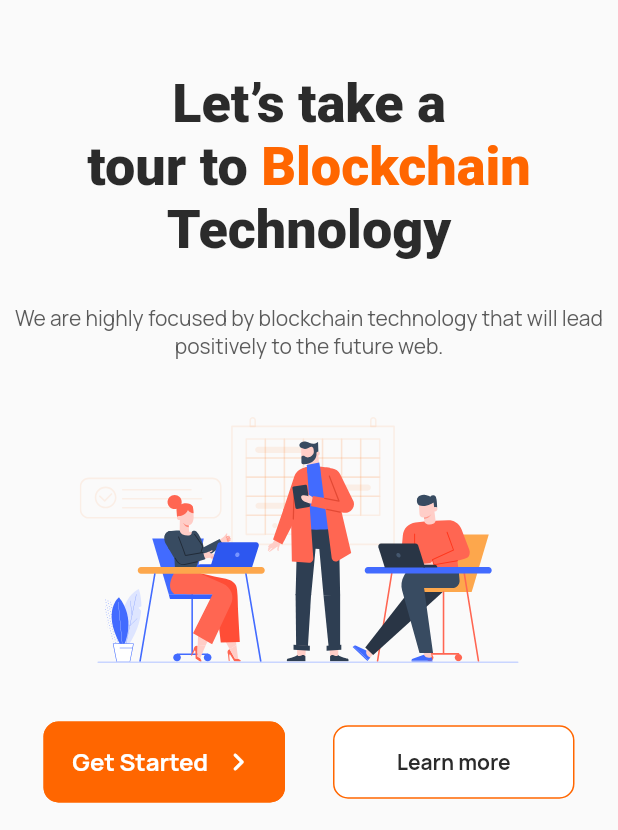
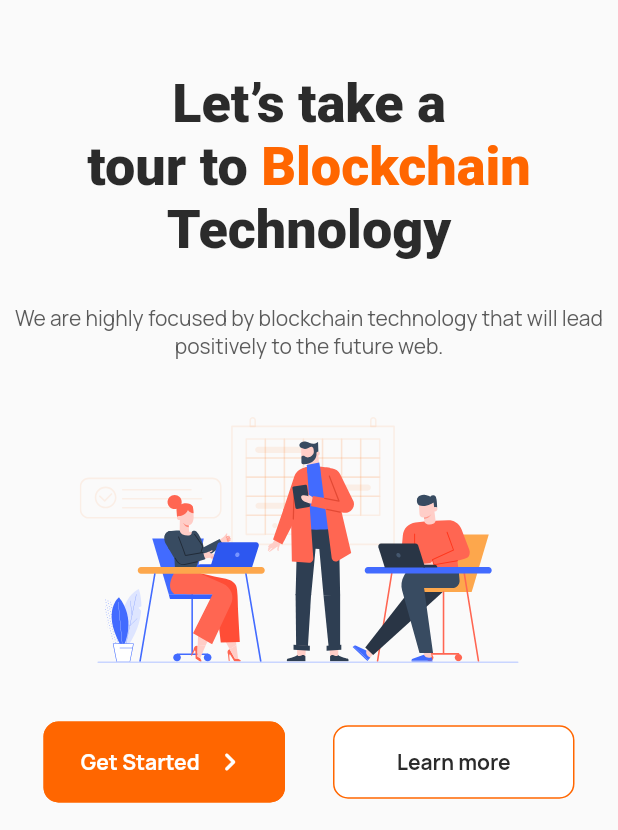
Before and after one commit to bukunmialuko/excursy, a Flutter app: the screen it shows after launch, on a phone screen of 412 x 824 dp, the part 150-980 px from its top. Run offline on Flutter 3.47's test engine with Material 2 defaults, Android fonts, the light colour scheme and no system bars; our stand-ins replace flutter_svg.

Commit message:
Responsive

```diff
--- a/lib/src/home_page.dart
+++ b/lib/src/home_page.dart
@@ -51,6 +51,11 @@ class _HomePageState extends State<HomePage> {
               const SizedBox(height: 158),
             ],
             const OurInterestsSection(),
+            if (Responsive.isMobile(context)) ...[
+              const SizedBox(height: 48)
+            ] else ...[
+              const SizedBox(height: 179),
+            ],
             const OurValuesSection(),
             if (Responsive.isMobile(context)) ...[
               const SizedBox(height: 48)
--- a/lib/src/responsive.dart
+++ b/lib/src/responsive.dart
@@ -12,7 +12,7 @@ class Responsive extends StatelessWidget {
     required this.desktop,
   }) : super(key: key);
 
-// This size work fine on my design, maybe you need some customization depends on your design
+  // This size work fine on my design, maybe you need some customization depends on your design
 
   // This isMobile, isTablet, isDesktop helep us later
   static bool isMobile(BuildContext context) =>
--- a/lib/src/widgets/current_projects_section.dart
+++ b/lib/src/widgets/current_projects_section.dart
@@ -12,7 +12,7 @@ class CurrentProjectsSection extends StatelessWidget {
             padding: const EdgeInsets.symmetric(horizontal: 16),
             child: Column(
               children: const [
-                const _Text(),
+                _Text(),
                 _MobileItem(
                   assetName: 'assets/png/current_project_1.png',
                   title: 'Certified Great \nExpectations Lover ',
@@ -109,7 +109,7 @@ class _OurInterestWebItem extends StatelessWidget {
   @override
   Widget build(BuildContext context) {
     return SizedBox(
-      width: double.infinity,
+      width: 380,
       // color: AppColors.white,
       child: Column(
         crossAxisAlignment: CrossAxisAlignment.start,
--- a/lib/src/widgets/getting_stated_section.dart
+++ b/lib/src/widgets/getting_stated_section.dart
@@ -164,16 +164,16 @@ class _Buttons extends StatelessWidget {
               height: (Responsive.isMobile(context)) ? 48 : 64,
               child: Row(
                 mainAxisSize: MainAxisSize.min,
-                children: const [
+                children: [
                   Text(
                     "Get Started",
                     style: TextStyle(
                         color: AppColors.white,
                         fontWeight: FontWeight.w700,
-                        fontSize: 16),
+                        fontSize: (Responsive.isMobile(context)) ? 14 : 16),
                   ),
-                  SizedBox(width: 8),
-                  Icon(Icons.chevron_right_rounded)
+                  const SizedBox(width: 8),
+                  const Icon(Icons.chevron_right_rounded)
                 ],
               ),
               onPressed: () => {},
--- a/lib/src/widgets/our_interests_section.dart
+++ b/lib/src/widgets/our_interests_section.dart
@@ -47,7 +47,7 @@ class _Text extends StatelessWidget {
             style: TextStyle(
                 color: AppColors.darkGrey,
                 fontWeight: FontWeight.w400,
-                fontSize: (Responsive.isMobile(context)) ? 12 : 52),
+                fontSize: (Responsive.isMobile(context)) ? 12 : 20),
           ),
         ),
       ],
@@ -61,7 +61,7 @@ class _WebInterests extends StatelessWidget {
   @override
   Widget build(BuildContext context) {
     return Padding(
-      padding: const EdgeInsets.symmetric(vertical: 121),
+      padding: const EdgeInsets.symmetric(horizontal: 121),
       child: Wrap(
         spacing: 30,
         crossAxisAlignment: WrapCrossAlignment.center,
```
Also changed, not shown: lib/src/widgets/our_values_section.dart (+8 -0 lines).
